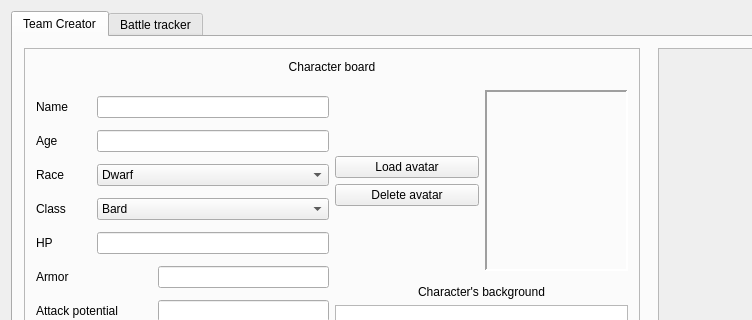
First picture: the form in GM_Util_Tool/GM_Util_Tool/GM_Util_Tool.ui, repository neliodass/TheWitcherRPG_GM_Tool, before the edit; both pictures show x 0 to 752 and y 0 to 320 of the 887 by 579 pixel window.
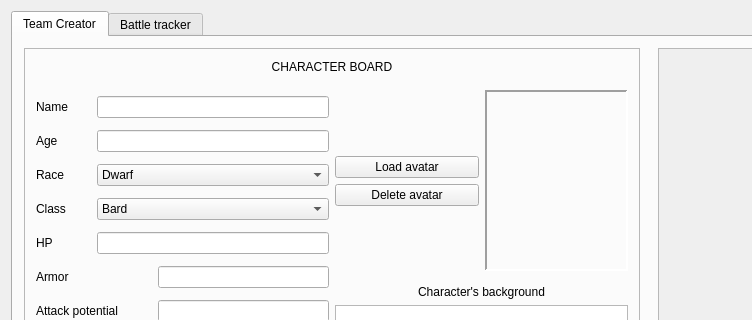
Second picture: the form after the edit.

Patch:
```diff
--- a/GM_Util_Tool/GM_Util_Tool/GM_Util_Tool.ui
+++ b/GM_Util_Tool/GM_Util_Tool/GM_Util_Tool.ui
@@ -153,7 +153,7 @@
               </sizepolicy>
              </property>
              <property name="text">
-              <string>&lt;html&gt;&lt;head/&gt;&lt;body&gt;&lt;p align=&quot;center&quot;&gt;Character board&lt;/p&gt;&lt;/body&gt;&lt;/html&gt;</string>
+              <string>&lt;html&gt;&lt;head/&gt;&lt;body&gt;&lt;p align=&quot;center&quot;&gt;CHARACTER BOARD&lt;/p&gt;&lt;/body&gt;&lt;/html&gt;</string>
              </property>
             </widget>
            </item>
```
Left out of the diff: 3 changed lines with no effect on the pictures.
